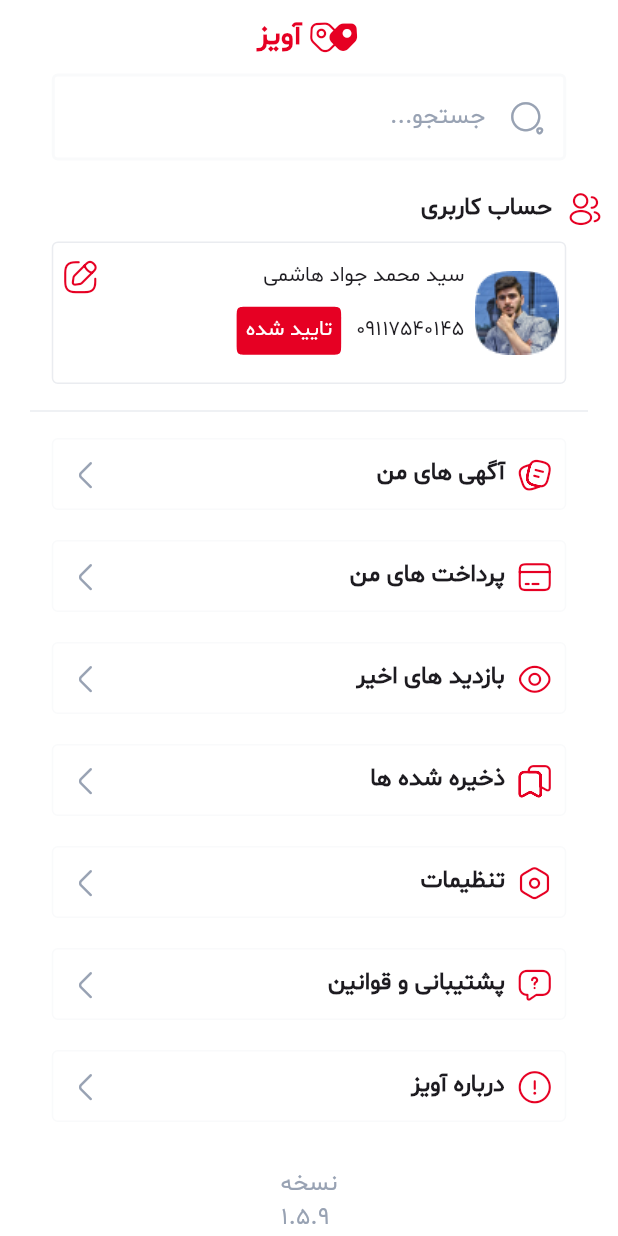
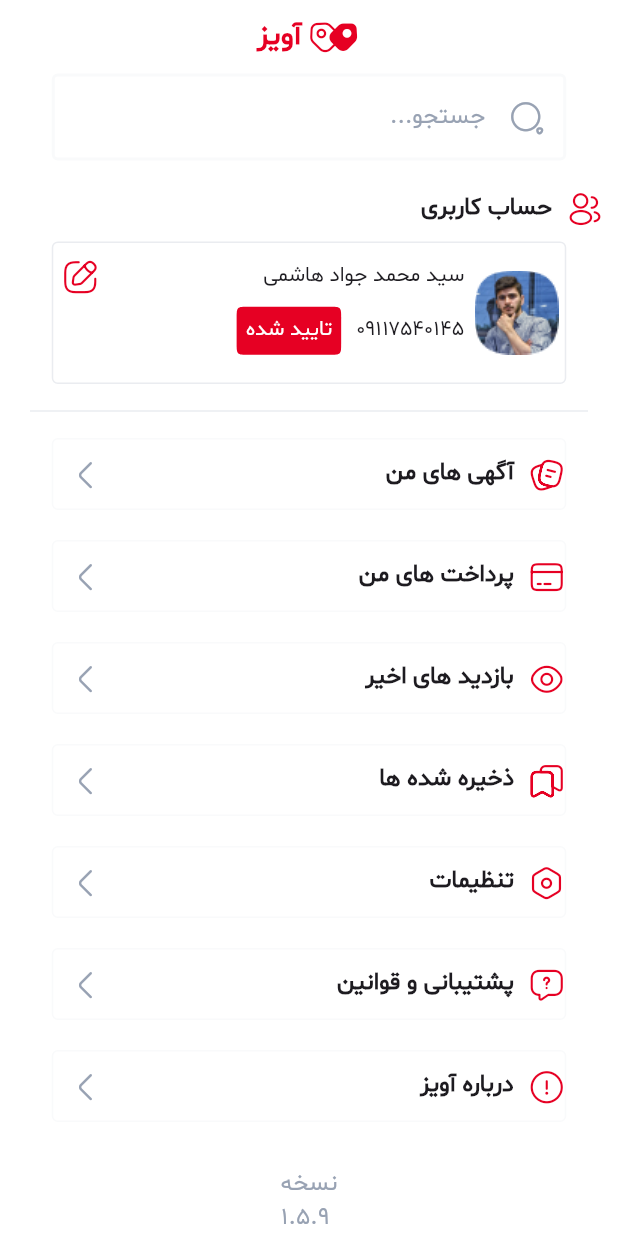
Before and after one commit to Mohammad-Hossein-Dlt/aviz_real_estate_ads, a Flutter app: the ProfileScreen screen opened directly, on a phone screen of 412 x 824 dp. Run offline on Flutter 3.47's test engine with Material 3 defaults, Android fonts, the phone set to English and light mode, and no system bars; our stand-ins replace dotted_border, file_picker, flutter_animate, flutter_staggered_animations, percent_indicator, pinput and 1 more.

Commit message:
Add files via upload

```diff
--- a/lib/screens/profile_screen.dart
+++ b/lib/screens/profile_screen.dart
@@ -38,73 +38,80 @@
                 padding: EdgeInsets.symmetric(horizontal: 10),
                 child: Divider(color: grey2),
               ),
-              const Column(
+              Column(
                 children: [
-                  ProfileItem(
+                  profileItem(
                     text: "آگهی های من",
-                    icon: Icon(
+                    icon: const Icon(
                       Iconsax.note_2,
                       color: red,
                       size: 24,
                     ),
+                    onTap_: () {},
                   ),
-                  ProfileItem(
+                  profileItem(
                     text: "پرداخت های من",
-                    icon: Icon(
+                    icon: const Icon(
                       Iconsax.card,
                       color: red,
                       size: 24,
                     ),
+                    onTap_: () {},
                   ),
-                  ProfileItem(
+                  profileItem(
                     text: "بازدید های اخیر",
-                    icon: Icon(
+                    icon: const Icon(
                       Iconsax.eye,
                       color: red,
                       size: 24,
                     ),
+                    onTap_: () {},
                   ),
-                  ProfileItem(
+                  profileItem(
                     text: "ذخیره شده ها",
-                    icon: Icon(
+                    icon: const Icon(
                       Iconsax.save_2,
                       color: red,
                       size: 24,
                     ),
+                    onTap_: () {},
                   ),
-                  ProfileItem(
+                  profileItem(
                     text: "تنظیمات",
-                    icon: Icon(
+                    icon: const Icon(
                       Iconsax.setting,
                       color: red,
                       size: 24,
                     ),
+                    onTap_: () {},
                   ),
-                  ProfileItem(
+                  profileItem(
                     text: "پشتیبانی و قوانین",
-                    icon: Icon(
+                    icon: const Icon(
                       Iconsax.message_question,
                       color: red,
                       size: 24,
                     ),
+                    onTap_: () {},
                   ),
-                  ProfileItem(
+                  profileItem(
                     text: "درباره آویز",
-                    icon: Icon(
+                    icon: const Icon(
                       Iconsax.info_circle,
                       color: red,
                       size: 24,
                     ),
+                    onTap_: () {},
                   ),
-                  SizedBox(height: 20),
-                  Text(
+                  const SizedBox(height: 20),
+                  const Text(
                     "نسخه\n۱.۵.۹",
                     style: TextStyle(
                         fontWeight: FontWeight.w400,
                         fontSize: 16,
                         color: grey3),
                   ),
-                  SizedBox(height: 20),
+                  const SizedBox(height: 20),
                 ],
               ),
             ],
@@ -218,14 +225,9 @@
       ),
     );
   }
-}
 
-class ProfileItem extends StatelessWidget {
-  const ProfileItem({super.key, required this.text, required this.icon});
-  final String text;
-  final Icon icon;
-  @override
-  Widget build(BuildContext context) {
+  Widget profileItem(
+      {required String text, required Icon icon, required Function onTap_}) {
     return Row(
       mainAxisAlignment: MainAxisAlignment.center,
       children: [
@@ -238,7 +240,9 @@
             border: Border.all(color: grey),
           ),
           child: InkWell(
-            onTap: () {},
+            onTap: () {
+              onTap_();
+            },
             child: Row(
               mainAxisAlignment: MainAxisAlignment.spaceBetween,
               children: [
@@ -250,24 +254,7 @@
                     size: 24,
                   ),
                 ),
-                Padding(
-                  padding: const EdgeInsets.only(right: 8),
-                  child: Row(
-                    children: [
-                      Padding(
-                        padding: const EdgeInsets.only(right: 8),
-                        child: Text(
-                          text,
-                          style: const TextStyle(
-                            fontWeight: FontWeight.w700,
-                            fontSize: 16,
-                          ),
-                        ),
-                      ),
-                      icon,
-                    ],
-                  ),
-                ),
+                CustomTitle(text: text, icon: icon),
               ],
             ),
           ),
```
